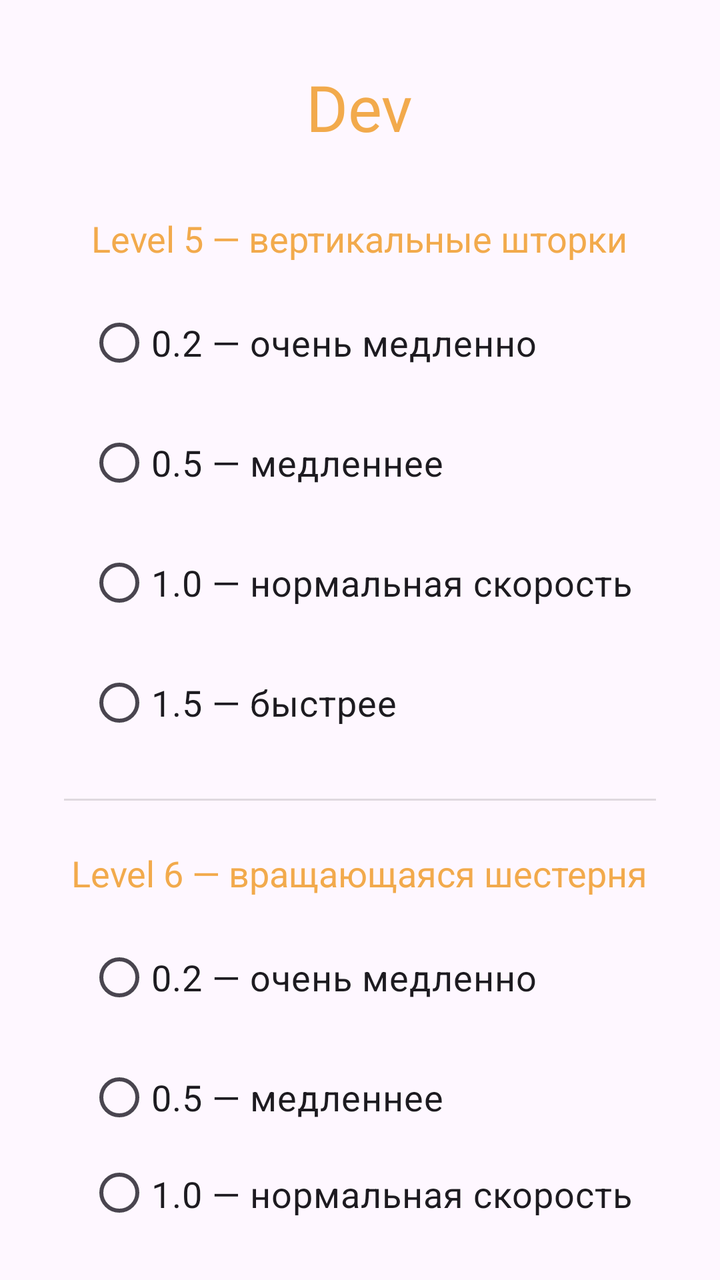
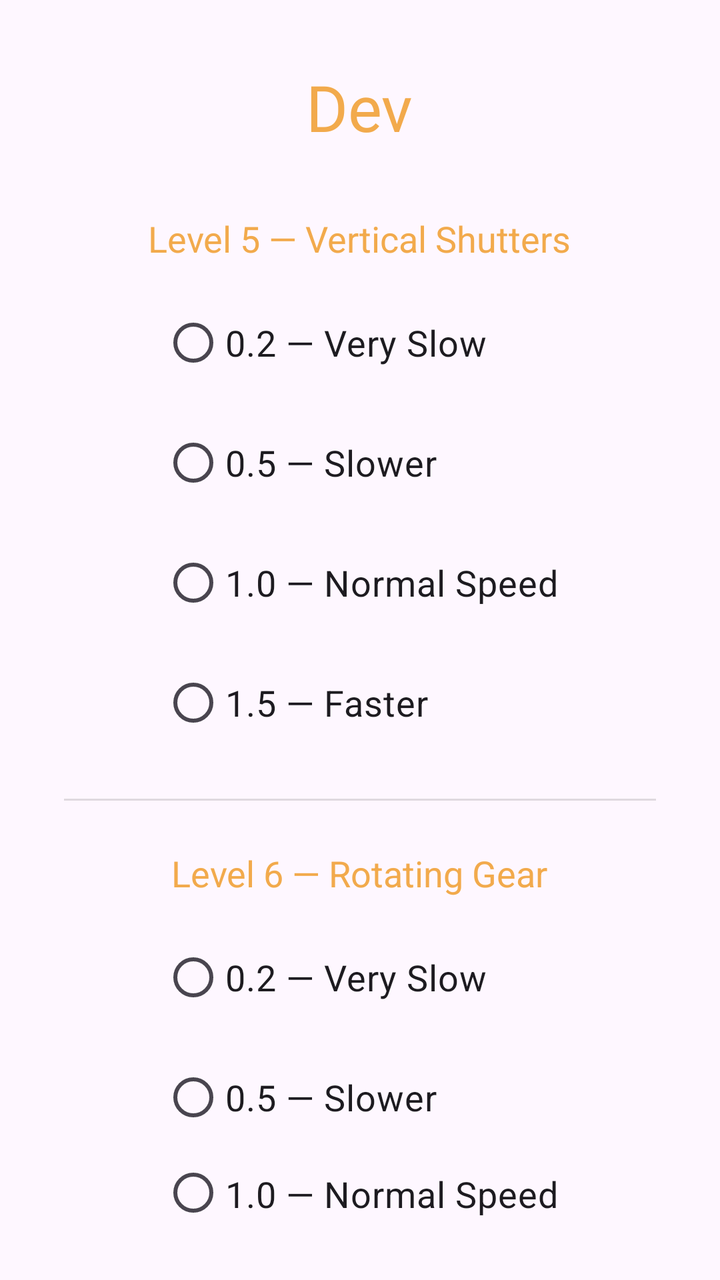

An Android layout rendered at two revisions. The XML below is the earlier revision; the diff shows what the commit changed to produce the second picture.
<!-- AndroidManifest.xml: application theme Theme.Tiltballmaze -->
<!-- res/layout/activity_dev_settings.xml -->
<?xml version="1.0" encoding="utf-8"?>
<LinearLayout xmlns:android="http://schemas.android.com/apk/res/android"
    android:orientation="vertical"
    android:gravity="center"
    android:padding="32dp"
    android:layout_width="match_parent"
    android:layout_height="match_parent">

    <TextView
        android:text="Dev"
        android:textSize="32sp"
        android:textColor="@color/menu_title"
        android:layout_marginBottom="32dp"
        android:fontFamily="@font/montserrat_bold"
        android:layout_width="wrap_content"
        android:layout_height="wrap_content" />

    <TextView
        android:text="Level 5 — вертикальные шторки"
        android:textSize="18sp"
        android:textColor="@color/menu_title"
        android:layout_marginBottom="16dp"
        android:layout_width="wrap_content"
        android:layout_height="wrap_content" />

    <RadioGroup
        android:id="@+id/radioSpeed"
        android:layout_width="wrap_content"
        android:layout_height="wrap_content">

        <RadioButton
            android:id="@+id/speed02"
            android:text="0.2 — очень медленно"
            android:textSize="18sp"
            android:layout_width="wrap_content"
            android:layout_height="wrap_content" />

        <RadioButton
            android:id="@+id/speed05"
            android:text="0.5 — медленнее"
            android:textSize="18sp"
            android:layout_marginTop="12dp"
            android:layout_width="wrap_content"
            android:layout_height="wrap_content" />

        <RadioButton
            android:id="@+id/speed10"
            android:text="1.0 — нормальная скорость"
            android:textSize="18sp"
            android:layout_marginTop="12dp"
            android:layout_width="wrap_content"
            android:layout_height="wrap_content" />

        <RadioButton
            android:id="@+id/speed15"
            android:text="1.5 — быстрее"
            android:textSize="18sp"
            android:layout_marginTop="12dp"
            android:layout_width="wrap_content"
            android:layout_height="wrap_content" />
    </RadioGroup>

    <View
        android:layout_width="match_parent"
        android:layout_height="1dp"
        android:background="#44888888"
        android:layout_marginTop="24dp"
        android:layout_marginBottom="24dp"/>

    <TextView
        android:text="Level 6 — вращающаяся шестерня"
        android:textSize="18sp"
        android:textColor="@color/menu_title"
        android:layout_marginBottom="16dp"
        android:layout_width="wrap_content"
        android:layout_height="wrap_content" />

    <RadioGroup
        android:id="@+id/radioRotateSpeed"
        android:layout_width="wrap_content"
        android:layout_height="wrap_content">

        <RadioButton
            android:id="@+id/rotate02"
            android:text="0.2 — очень медленно"
            android:textSize="18sp"
            android:layout_width="wrap_content"
            android:layout_height="wrap_content" />

        <RadioButton
            android:id="@+id/rotate05"
            android:text="0.5 — медленнее"
            android:textSize="18sp"
            android:layout_marginTop="12dp"
            android:layout_width="wrap_content"
            android:layout_height="wrap_content" />

        <RadioButton
            android:id="@+id/rotate10"
            android:text="1.0 — нормальная скорость"
            android:textSize="18sp"
            android:layout_marginTop="12dp"
            android:layout_width="wrap_content"
            android:layout_height="wrap_content" />

        <RadioButton
            android:id="@+id/rotate15"
            android:text="1.5 — быстрее"
            android:textSize="18sp"
            android:layout_marginTop="12dp"
            android:layout_width="wrap_content"
            android:layout_height="wrap_content" />
    </RadioGroup>
</LinearLayout>
<!-- resources referenced by this layout -->
<resources>
  <color name="menu_title">#F2AA4C</color>
  <style name="Theme.Tiltballmaze" parent="Theme.Material3.DayNight.NoActionBar" />
</resources>

<!-- the commit's change to res/layout/activity_dev_settings.xml (unified diff, before → after) -->
@@ -7,7 +7,7 @@
     android:layout_height="match_parent">
 
     <TextView
-        android:text="Dev"
+        android:text="@string/dev_title"
         android:textSize="32sp"
         android:textColor="@color/menu_title"
         android:layout_marginBottom="32dp"
@@ -16,7 +16,7 @@
         android:layout_height="wrap_content" />
 
     <TextView
-        android:text="Level 5 — вертикальные шторки"
+        android:text="@string/dev_level_5_title"
         android:textSize="18sp"
         android:textColor="@color/menu_title"
         android:layout_marginBottom="16dp"
@@ -30,14 +30,14 @@
 
         <RadioButton
             android:id="@+id/speed02"
-            android:text="0.2 — очень медленно"
+            android:text="@string/dev_speed_very_slow"
             android:textSize="18sp"
             android:layout_width="wrap_content"
             android:layout_height="wrap_content" />
 
         <RadioButton
             android:id="@+id/speed05"
-            android:text="0.5 — медленнее"
+            android:text="@string/dev_speed_slower"
             android:textSize="18sp"
             android:layout_marginTop="12dp"
             android:layout_width="wrap_content"
@@ -45,7 +45,7 @@
 
         <RadioButton
             android:id="@+id/speed10"
-            android:text="1.0 — нормальная скорость"
+            android:text="@string/dev_speed_normal"
             android:textSize="18sp"
             android:layout_marginTop="12dp"
             android:layout_width="wrap_content"
@@ -53,7 +53,7 @@
 
         <RadioButton
             android:id="@+id/speed15"
-            android:text="1.5 — быстрее"
+            android:text="@string/dev_speed_faster"
             android:textSize="18sp"
             android:layout_marginTop="12dp"
             android:layout_width="wrap_content"
@@ -68,7 +68,7 @@
         android:layout_marginBottom="24dp"/>
 
     <TextView
-        android:text="Level 6 — вращающаяся шестерня"
+        android:text="@string/dev_level_6_title"
         android:textSize="18sp"
         android:textColor="@color/menu_title"
         android:layout_marginBottom="16dp"
@@ -82,14 +82,14 @@
 
         <RadioButton
             android:id="@+id/rotate02"
-            android:text="0.2 — очень медленно"
+            android:text="@string/dev_speed_very_slow"
             android:textSize="18sp"
             android:layout_width="wrap_content"
             android:layout_height="wrap_content" />
 
         <RadioButton
             android:id="@+id/rotate05"
-            android:text="0.5 — медленнее"
+            android:text="@string/dev_speed_slower"
             android:textSize="18sp"
             android:layout_marginTop="12dp"
             android:layout_width="wrap_content"
@@ -97,7 +97,7 @@
 
         <RadioButton
             android:id="@+id/rotate10"
-            android:text="1.0 — нормальная скорость"
+            android:text="@string/dev_speed_normal"
             android:textSize="18sp"
             android:layout_marginTop="12dp"
             android:layout_width="wrap_content"
@@ -105,7 +105,7 @@
 
         <RadioButton
             android:id="@+id/rotate15"
-            android:text="1.5 — быстрее"
+            android:text="@string/dev_speed_faster"
             android:textSize="18sp"
             android:layout_marginTop="12dp"
             android:layout_width="wrap_content"
<!-- resource entries referenced after the edit -->
@@ -1,6 +1,13 @@
 <!-- resources referenced by this layout -->
 <resources>
   <color name="menu_title">#F2AA4C</color>
+  <string name="dev_level_5_title">Level 5 — Vertical Shutters</string>
+  <string name="dev_level_6_title">Level 6 — Rotating Gear</string>
+  <string name="dev_speed_faster">1.5 — Faster</string>
+  <string name="dev_speed_normal">1.0 — Normal Speed</string>
+  <string name="dev_speed_slower">0.5 — Slower</string>
+  <string name="dev_speed_very_slow">0.2 — Very Slow</string>
+  <string name="dev_title">Dev</string>
   <style name="Theme.Tiltballmaze" parent="Theme.Material3.DayNight.NoActionBar" />
 </resources>
 
